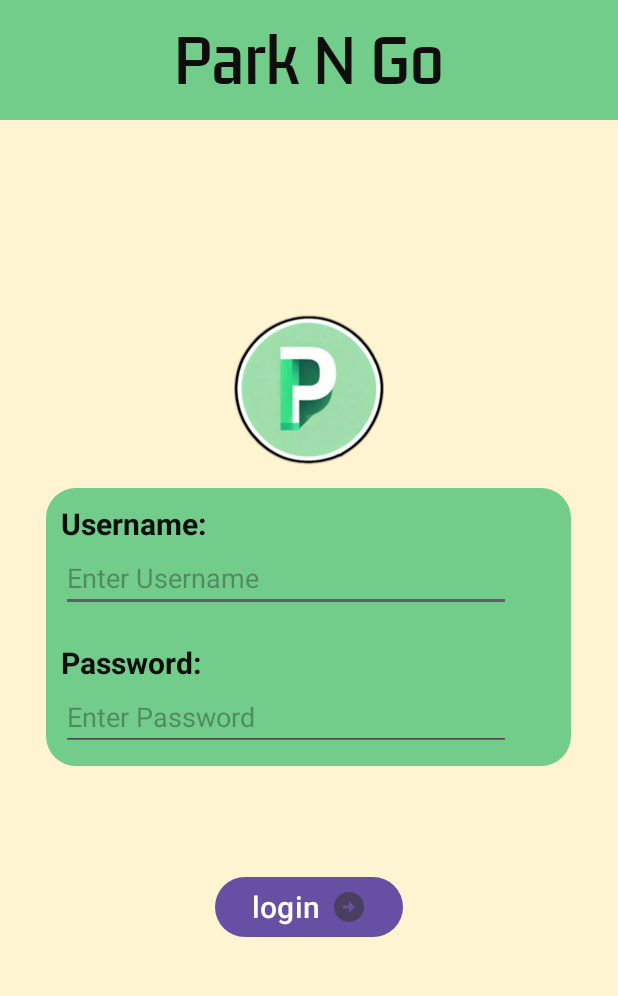
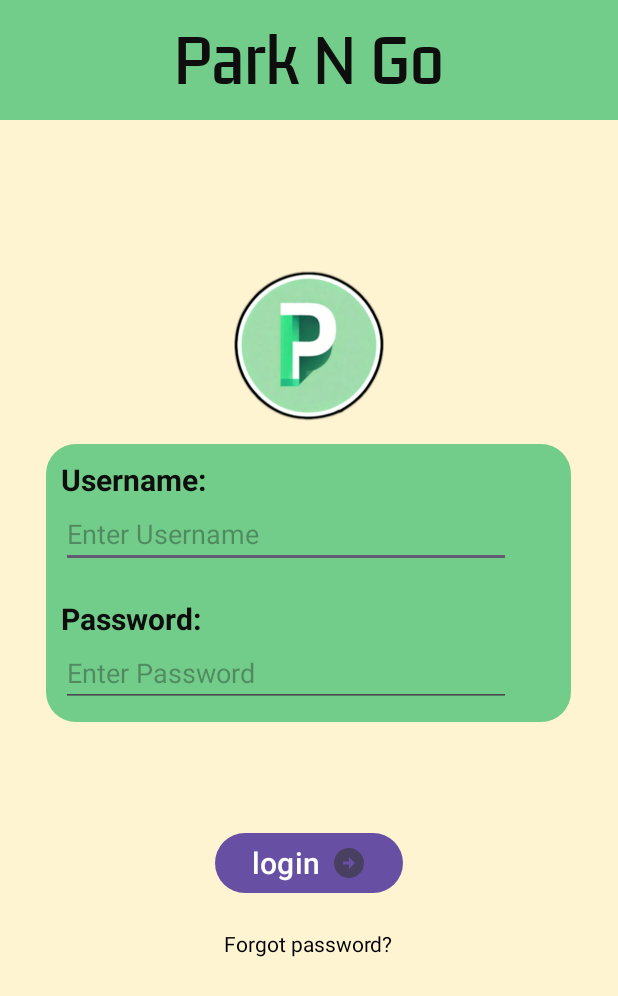
Before and after one commit to minhtrannhat/coen390, an Android app: the AdminLogin screen opened directly, with no data from a screen before it, on a phone screen of 412 x 824 dp. Shown: the top 996 px of the screen. Run offline under Robolectric (Android 15) with nearby library versions, the phone set to English and light mode, and no system bars; our stand-ins replace Firebase (no records; nobody signed in at launch, a user with empty details on screens opened directly); 2 statements that could not run were skipped.

Commit message:
feat: added forgot pass

```diff
--- a/coen390_android_app/app/src/main/java/com/example/coen390_app/Views/AdminLogin.java
+++ b/coen390_android_app/app/src/main/java/com/example/coen390_app/Views/AdminLogin.java
@@ -1,6 +1,8 @@
 package com.example.coen390_app.Views;
 
 import androidx.appcompat.app.AppCompatActivity;
+import androidx.appcompat.widget.Toolbar;
+
 
 import android.content.Intent;
 import android.os.Bundle;
@@ -10,6 +12,7 @@ import android.view.MenuItem;
 import android.view.View;
 import android.widget.Button;
 import android.widget.EditText;
+import android.widget.TextView;
 import android.widget.Toast;
 
 import com.example.coen390_app.Controllers.AdminFirebaseHelper;
@@ -33,9 +36,11 @@ public class AdminLogin extends AppCompatActivity {
         super.onCreate(savedInstanceState);
         setContentView(R.layout.activity_admin_login);
 
+
         // Initialize the button
         loginButton = findViewById(R.id.login_button);
         // Set a click listener for the button
+
 
         usernamePrompt = findViewById(R.id.username);
         passwordPrompt = findViewById(R.id.password);
@@ -72,10 +77,18 @@ public class AdminLogin extends AppCompatActivity {
                 });
             }
 
+
+
             @Override
             public void onDataError(String errorMessage) {
                 Log.e("AdminLoginScreen", "onDataError: " + errorMessage);
             }
         });
     }
+
+
+    public void onForgotPass(){
+//        Intent intent = new Intent(AdminLogin.this, user.class);
+//        startActivity(intent);
+    }
 }
--- a/coen390_android_app/app/src/main/res/layout/activity_admin_login.xml
+++ b/coen390_android_app/app/src/main/res/layout/activity_admin_login.xml
@@ -111,6 +111,19 @@ tools:context=".Views.AdminLogin"
             android:text="login"
             android:textSize="20sp" />
 
+        <TextView
+            android:layout_width="wrap_content"
+            android:layout_height="wrap_content"
+            android:id="@+id/forgotpass"
+            android:layout_below="@id/login_button"
+            android:text="Forgot password?"
+            android:textColor="@color/black"
+            android:layout_centerHorizontal="true"
+            android:layout_margin="20dp"
+            android:clickable="true"
+            android:onClick="onForgotPass"
+            />
+
     </LinearLayout>
 
 </androidx.constraintlayout.widget.ConstraintLayout>
```
